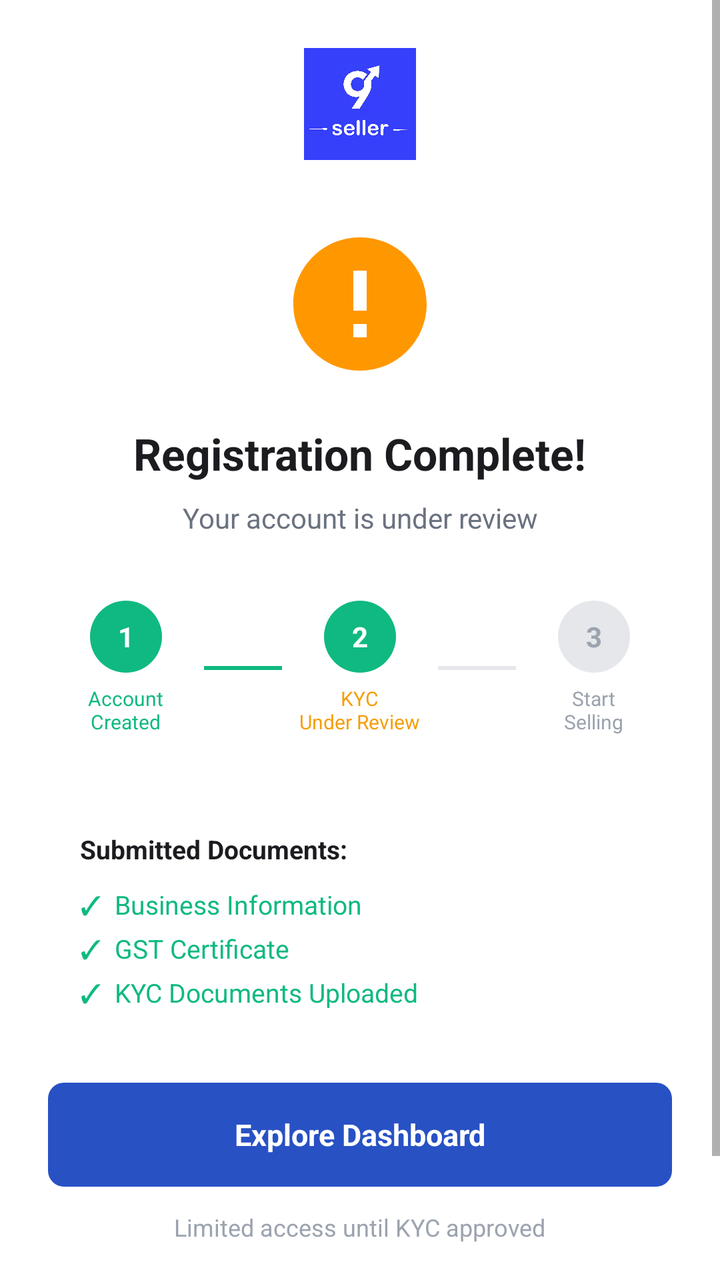
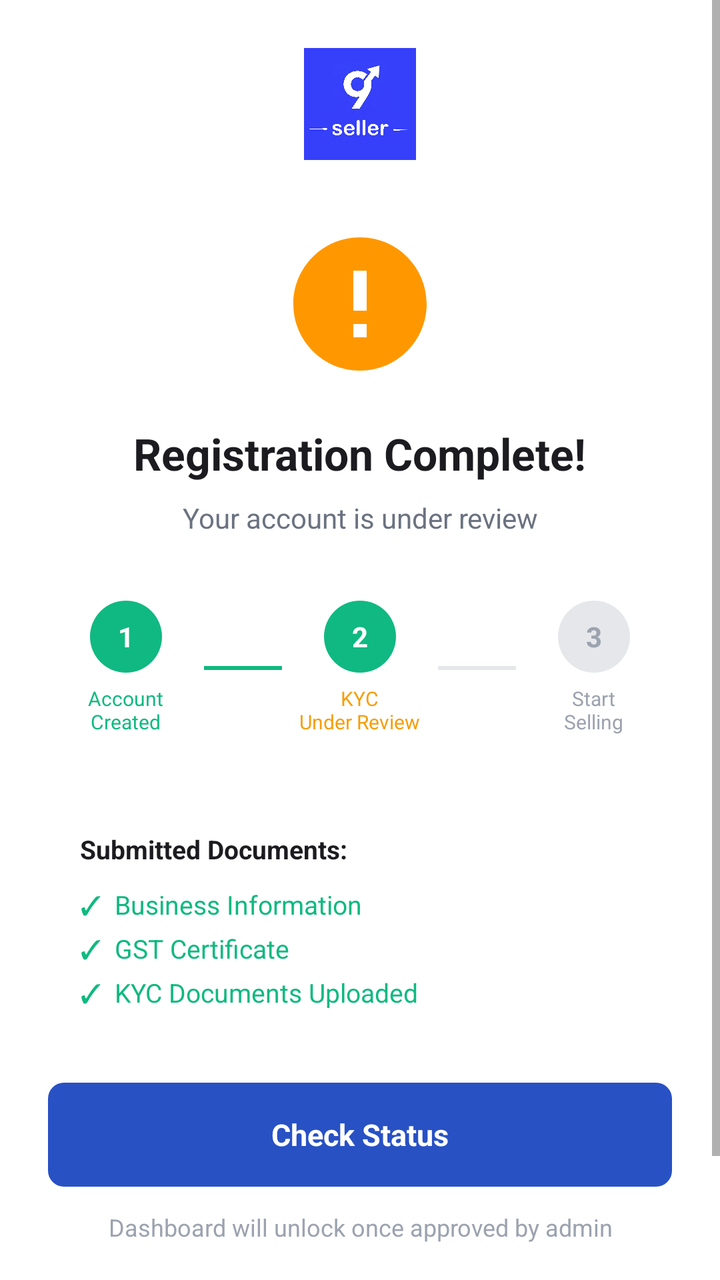

Two renders of the same Android screen: before a commit and after it. Below are the layout's source before the change and the commit's diff.
<!-- AndroidManifest.xml: application theme Theme.ANGA_SellerSide -->
<!-- res/layout/activity_kyc_status.xml -->
<?xml version="1.0" encoding="utf-8"?>
<ScrollView xmlns:android="http://schemas.android.com/apk/res/android"
    android:layout_width="match_parent"
    android:layout_height="match_parent"
    android:background="#FFFFFF"
    android:fillViewport="true">

    <LinearLayout
        android:id="@+id/rootKycContent"
        android:layout_width="match_parent"
        android:layout_height="wrap_content"
        android:orientation="vertical"
        android:paddingLeft="24dp"
        android:paddingRight="24dp"
        android:paddingTop="24dp"
        android:paddingBottom="32dp"
        android:gravity="center_horizontal">

        
        <ImageView
            android:layout_width="56dp"
            android:layout_height="56dp"
            android:src="@drawable/ic_seller_logo"
            android:contentDescription="ANGA9 Logo"
            android:layout_marginBottom="32dp" />

        
        <ImageView
            android:id="@+id/ivStatusIcon"
            android:layout_width="80dp"
            android:layout_height="80dp"
            android:layout_marginBottom="20dp"
            android:src="@drawable/ic_kyc_pending" />

        
        <TextView
            android:id="@+id/tvStatusTitle"
            android:layout_width="wrap_content"
            android:layout_height="wrap_content"
            android:text="Registration Complete!"
            android:textSize="22sp"
            android:textStyle="bold"
            android:textColor="#1C1B1F"
            android:layout_marginBottom="8dp" />

        
        <TextView
            android:id="@+id/tvStatusMessage"
            android:layout_width="match_parent"
            android:layout_height="wrap_content"
            android:text="Your account is under review"
            android:textSize="14sp"
            android:textColor="#6B7280"
            android:gravity="center"
            android:lineSpacingExtra="4dp"
            android:layout_marginBottom="32dp" />

        
        <LinearLayout
            android:id="@+id/layoutStepper"
            android:layout_width="match_parent"
            android:layout_height="wrap_content"
            android:orientation="horizontal"
            android:gravity="center_vertical"
            android:layout_marginBottom="32dp">

            
            <LinearLayout
                android:layout_width="0dp"
                android:layout_height="wrap_content"
                android:layout_weight="1"
                android:orientation="vertical"
                android:gravity="center">
                <TextView
                    android:id="@+id/tvStep1Circle"
                    android:layout_width="36dp"
                    android:layout_height="36dp"
                    android:background="@drawable/stepper_circle_active"
                    android:gravity="center"
                    android:text="1"
                    android:textColor="#FFFFFF"
                    android:textSize="14sp"
                    android:textStyle="bold" />
                <TextView
                    android:layout_width="wrap_content"
                    android:layout_height="wrap_content"
                    android:layout_marginTop="6dp"
                    android:text="Account\nCreated"
                    android:textSize="10sp"
                    android:textColor="#10B981"
                    android:gravity="center" />
            </LinearLayout>

            
            <View
                android:id="@+id/stepLine1"
                android:layout_width="0dp"
                android:layout_height="2dp"
                android:layout_weight="0.5"
                android:background="#10B981" />

            
            <LinearLayout
                android:layout_width="0dp"
                android:layout_height="wrap_content"
                android:layout_weight="1"
                android:orientation="vertical"
                android:gravity="center">
                <TextView
                    android:id="@+id/tvStep2Circle"
                    android:layout_width="36dp"
                    android:layout_height="36dp"
                    android:background="@drawable/stepper_circle_active"
                    android:gravity="center"
                    android:text="2"
                    android:textColor="#FFFFFF"
                    android:textSize="14sp"
                    android:textStyle="bold" />
                <TextView
                    android:id="@+id/tvStep2Label"
                    android:layout_width="wrap_content"
                    android:layout_height="wrap_content"
                    android:layout_marginTop="6dp"
                    android:text="KYC\nUnder Review"
                    android:textSize="10sp"
                    android:textColor="#F59E0B"
                    android:gravity="center" />
            </LinearLayout>

            
            <View
                android:id="@+id/stepLine2"
                android:layout_width="0dp"
                android:layout_height="2dp"
                android:layout_weight="0.5"
                android:background="#E5E7EB" />

            
            <LinearLayout
                android:layout_width="0dp"
                android:layout_height="wrap_content"
                android:layout_weight="1"
                android:orientation="vertical"
                android:gravity="center">
                <TextView
                    android:id="@+id/tvStep3Circle"
                    android:layout_width="36dp"
                    android:layout_height="36dp"
                    android:background="@drawable/stepper_circle_inactive"
                    android:gravity="center"
                    android:text="3"
                    android:textColor="#9CA3AF"
                    android:textSize="14sp"
                    android:textStyle="bold" />
                <TextView
                    android:id="@+id/tvStep3Label"
                    android:layout_width="wrap_content"
                    android:layout_height="wrap_content"
                    android:layout_marginTop="6dp"
                    android:text="Start\nSelling"
                    android:textSize="10sp"
                    android:textColor="#9CA3AF"
                    android:gravity="center" />
            </LinearLayout>

        </LinearLayout>

        
        <LinearLayout
            android:id="@+id/tvSubmittedInfo"
            android:layout_width="match_parent"
            android:layout_height="wrap_content"
            android:layout_marginBottom="20dp"
            android:background="@drawable/card_background"
            android:orientation="vertical"
            android:padding="16dp">

            <TextView
                android:layout_width="wrap_content"
                android:layout_height="wrap_content"
                android:layout_marginBottom="10dp"
                android:text="Submitted Documents:"
                android:textColor="#1C1B1F"
                android:textSize="13sp"
                android:textStyle="bold" />

            <TextView
                android:layout_width="wrap_content"
                android:layout_height="wrap_content"
                android:layout_marginBottom="4dp"
                android:text="&#10003;  Business Information"
                android:textColor="#10B981"
                android:textSize="13sp" />

            <TextView
                android:layout_width="wrap_content"
                android:layout_height="wrap_content"
                android:layout_marginBottom="4dp"
                android:text="&#10003;  GST Certificate"
                android:textColor="#10B981"
                android:textSize="13sp" />

            <TextView
                android:layout_width="wrap_content"
                android:layout_height="wrap_content"
                android:text="&#10003;  KYC Documents Uploaded"
                android:textColor="#10B981"
                android:textSize="13sp" />

        </LinearLayout>

        
        <LinearLayout
            android:id="@+id/layoutRejectionReason"
            android:layout_width="match_parent"
            android:layout_height="wrap_content"
            android:layout_marginBottom="20dp"
            android:background="#FEF2F2"
            android:orientation="vertical"
            android:padding="16dp"
            android:visibility="gone">

            <TextView
                android:layout_width="wrap_content"
                android:layout_height="wrap_content"
                android:layout_marginBottom="6dp"
                android:text="Rejection Reason:"
                android:textColor="#DC2626"
                android:textSize="13sp"
                android:textStyle="bold" />

            <TextView
                android:id="@+id/tvRejectionReason"
                android:layout_width="wrap_content"
                android:layout_height="wrap_content"
                android:textColor="#DC2626"
                android:textSize="13sp"
                android:lineSpacingExtra="3dp" />

        </LinearLayout>

        
        <TextView
            android:id="@+id/btnAction"
            android:layout_width="match_parent"
            android:layout_height="52dp"
            android:background="@drawable/btn_primary_rounded"
            android:gravity="center"
            android:text="Explore Dashboard"
            android:textColor="#FFFFFF"
            android:textSize="15sp"
            android:textStyle="bold"
            android:clickable="true"
            android:focusable="true"
            android:layout_marginBottom="12dp" />

        
        <TextView
            android:id="@+id/tvLimitedAccess"
            android:layout_width="wrap_content"
            android:layout_height="wrap_content"
            android:text="Limited access until KYC approved"
            android:textSize="12sp"
            android:textColor="#9CA3AF"
            android:gravity="center"
            android:layout_marginBottom="20dp" />

        
        <TextView
            android:id="@+id/btnLogout"
            android:layout_width="wrap_content"
            android:layout_height="wrap_content"
            android:padding="8dp"
            android:text="Logout"
            android:textColor="#9CA3AF"
            android:textSize="14sp"
            android:clickable="true"
            android:focusable="true" />

    </LinearLayout>
</ScrollView>
<!-- resources referenced by this layout -->
<resources>
  <!-- drawable btn_primary_rounded (drawable) -->
  <?xml version="1.0" encoding="utf-8"?>
  <shape xmlns:android="http://schemas.android.com/apk/res/android">
      <solid android:color="#2851C4" />
      <corners android:radius="8dp" />
  </shape>
  <!-- drawable card_background (drawable) -->
  <?xml version="1.0" encoding="utf-8"?>
  <shape xmlns:android="http://schemas.android.com/apk/res/android"
      android:shape="rectangle">
      <solid android:color="@color/white" />
      <corners android:radius="12dp" />
  </shape>
  <!-- drawable ic_kyc_pending (drawable) -->
  <?xml version="1.0" encoding="utf-8"?>
  <vector xmlns:android="http://schemas.android.com/apk/res/android"
      android:width="80dp"
      android:height="80dp"
      android:viewportWidth="24"
      android:viewportHeight="24">
      <path
          android:fillColor="#FF9800"
          android:pathData="M12,2C6.48,2 2,6.48 2,12s4.48,10 10,10 10,-4.48 10,-10S17.52,2 12,2zM13,17h-2v-2h2v2zM13,13h-2L11,7h2v6z" />
  </vector>
  <!-- drawable ic_seller_logo: png bitmap (drawable, 182087 bytes) -->
  <!-- drawable stepper_circle_active (drawable) -->
  <?xml version="1.0" encoding="utf-8"?>
  <shape xmlns:android="http://schemas.android.com/apk/res/android"
      android:shape="oval">
      <solid android:color="#10B981" />
  </shape>
  <!-- drawable stepper_circle_inactive (drawable) -->
  <?xml version="1.0" encoding="utf-8"?>
  <shape xmlns:android="http://schemas.android.com/apk/res/android"
      android:shape="oval">
      <solid android:color="#E5E7EB" />
  </shape>
  <style name="Theme.ANGA_SellerSide" parent="Theme.MaterialComponents.Light.NoActionBar">
          <item name="colorPrimary">@color/primary</item>
          <item name="colorPrimaryDark">@color/primary_dark</item>
          <item name="colorAccent">@color/accent</item>
          <item name="android:windowBackground">@color/background</item>
          <item name="android:statusBarColor">#FFFFFF</item>
          <item name="android:windowLightStatusBar">true</item>
          <item name="android:forceDarkAllowed" tools:targetApi="q">false</item>
      </style>
  <color name="white">#FFFFFF</color>
  <color name="primary">#1A365D</color>
  <color name="primary_dark">#142848</color>
  <color name="accent">#2563EB</color>
  <color name="background">#F5F7FA</color>
</resources>

<!-- the commit's change to res/layout/activity_kyc_status.xml (unified diff, before → after) -->
@@ -246,7 +246,7 @@
             android:layout_height="52dp"
             android:background="@drawable/btn_primary_rounded"
             android:gravity="center"
-            android:text="Explore Dashboard"
+            android:text="Check Status"
             android:textColor="#FFFFFF"
             android:textSize="15sp"
             android:textStyle="bold"
@@ -259,7 +259,7 @@
             android:id="@+id/tvLimitedAccess"
             android:layout_width="wrap_content"
             android:layout_height="wrap_content"
-            android:text="Limited access until KYC approved"
+            android:text="Dashboard will unlock once approved by admin"
             android:textSize="12sp"
             android:textColor="#9CA3AF"
             android:gravity="center"
